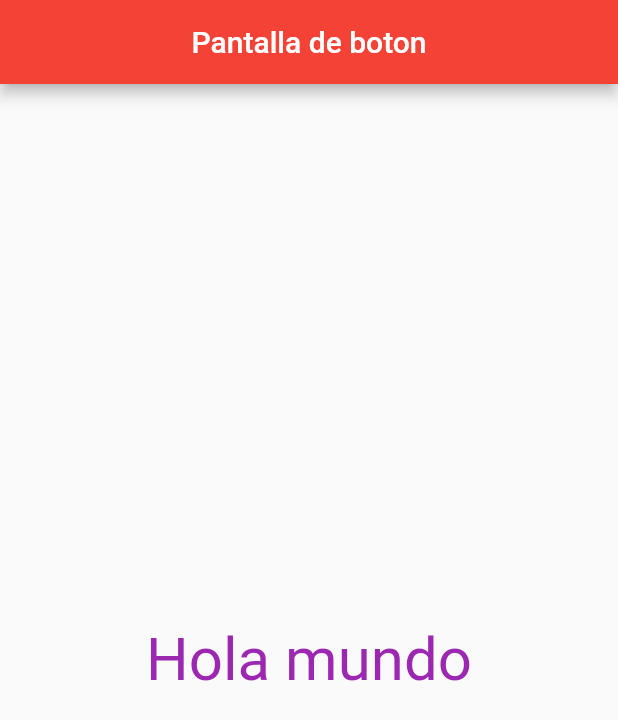
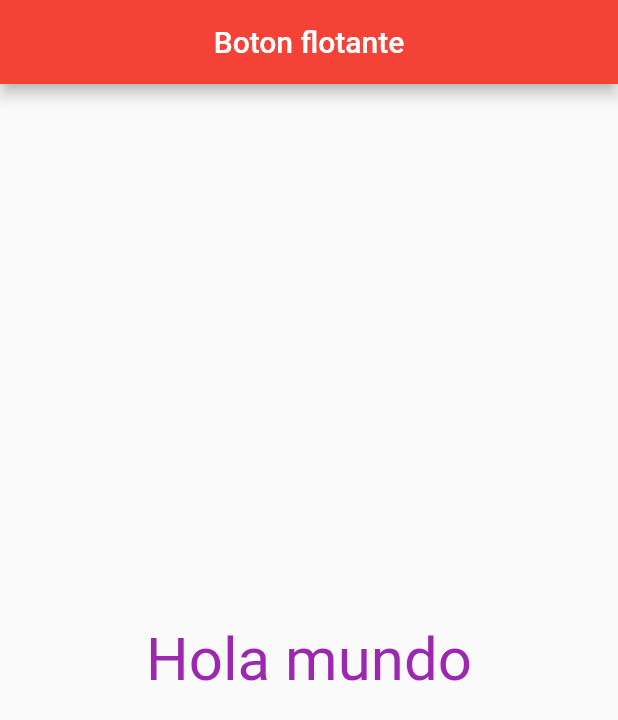
Before and after one commit to RicardoRdzPonce/avsad, a Flutter app: the screen it shows after launch, on a phone screen of 412 x 824 dp. Shown: the top 720 px of the screen. Run offline on Flutter 3.47's test engine with Material 2 defaults, Android fonts, the phone set to English and light mode, and no system bars.

```diff
--- a/lib/Screens/Boton_Flotante_screen.dart
+++ b/lib/Screens/Boton_Flotante_screen.dart
@@ -5,15 +5,14 @@ import 'package:flutter/material.dart';
   @override
   Widget build(BuildContext context) {
     return Scaffold(
-      appBar: AppBar(title: Center(child: Text("Pantalla de boton"))),
+      appBar: AppBar(title: Center(child: Text("Boton flotante"))),
       body: Center(
           child: Column(
         mainAxisAlignment: MainAxisAlignment.center,
         children: [
           Text("Hola mundo"),
         ],
-        )
-      ),
+      )),
     );
   }
 }
```
Also changed, not shown: 1 other file. Lines whose indentation alone changed are shown as unchanged.
